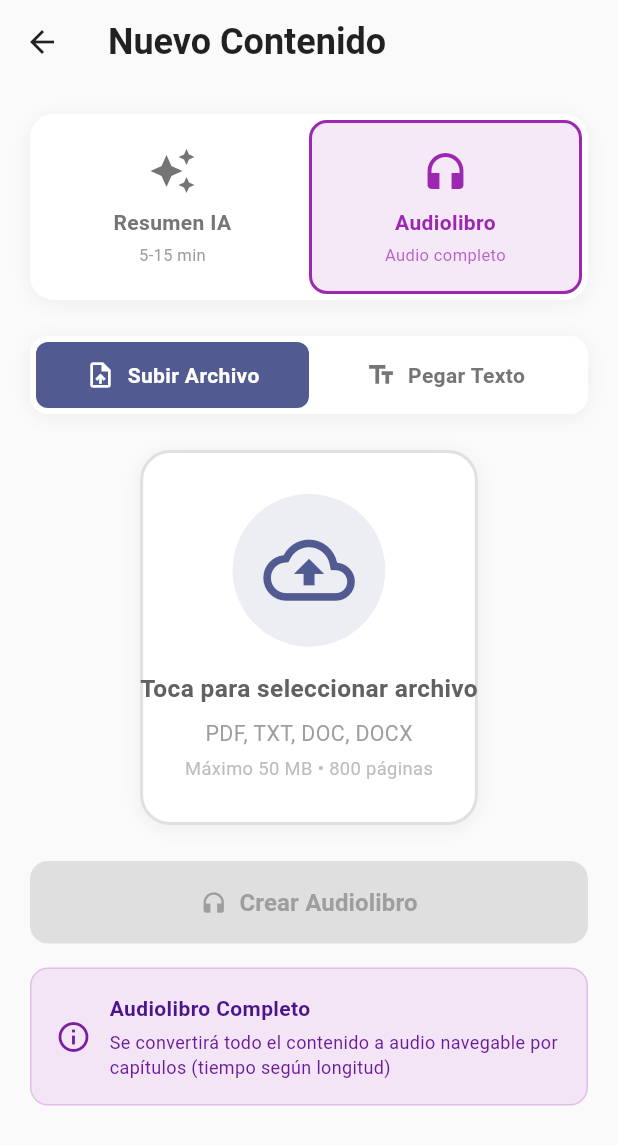
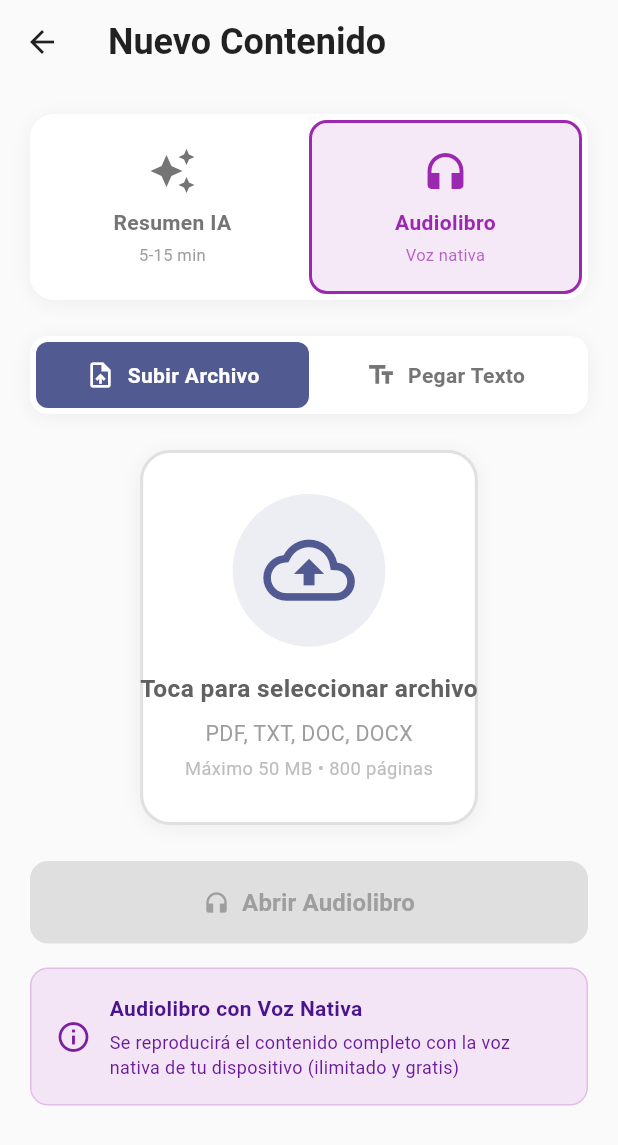
Before and after one commit to Padme2003/summary_App, a Flutter app: the UploadScreen screen opened by its route, after a tap on "Audiolibro", on a phone screen of 412 x 824 dp. Shown: the top 1145 px of the screen. Run offline on Flutter 3.47's test engine with Material 3 defaults, Android fonts, the phone set to English and light mode, and no system bars; our stand-ins replace file_picker, firebase_auth, firebase_core, firebase_messaging, flutter_local_notifications, flutter_tts and 5 more; accounts and stored records are empty.

Commit message:
feat: Configure audiobooks to use native TTS by default
Changed audiobook flow to bypass backend and use device native TTS directly:

Changes:
- Modified processing_screen.dart to skip backend call for audiobooks
- Audiobooks now go directly to player in native TTS mode
- Updated upload_screen.dart UI to clarify "Voz nativa" (Native voice)
- Changed button text from "Crear Audiolibro" to "Abrir Audiolibro"
- Added description: "ilimitado y gratis" (unlimited and free)

Benefits:
- No Google Cloud credentials needed
- No quota limits (unlimited audiobooks)
- 100% free for all users
- Works offline with device TTS
- Faster processing (no backend call)

This simplifies the audiobook feature and makes it accessible without
any external dependencies or costs.

```diff
--- a/sumly_app/lib/screens/upload_screen.dart
+++ b/sumly_app/lib/screens/upload_screen.dart
@@ -195,7 +195,7 @@ class _UploadScreenState extends State<UploadScreen>
             child: _buildModeButton(
               label: 'Audiolibro',
               icon: Icons.headphones,
-              subtitle: 'Audio completo',
+              subtitle: 'Voz nativa',
               isSelected: _selectedMode == 1,
               color: Colors.purple,
               onTap: () => setState(() => _selectedMode = 1),
@@ -579,7 +579,7 @@ class _UploadScreenState extends State<UploadScreen>
                 ),
                 const SizedBox(width: 8),
                 Text(
-                  _selectedMode == 0 ? 'Generar Resumen' : 'Crear Audiolibro',
+                  _selectedMode == 0 ? 'Generar Resumen' : 'Abrir Audiolibro',
                   style: TextStyle(
                     fontSize: 16,
                     fontWeight: FontWeight.bold,
@@ -616,7 +616,7 @@ class _UploadScreenState extends State<UploadScreen>
                 Text(
                   _selectedMode == 0
                       ? 'Resumen Inteligente con IA'
-                      : 'Audiolibro Completo',
+                      : 'Audiolibro con Voz Nativa',
                   style: TextStyle(
                     fontSize: 14,
                     fontWeight: FontWeight.bold,
@@ -629,7 +629,7 @@ class _UploadScreenState extends State<UploadScreen>
                 Text(
                   _selectedMode == 0
                       ? 'Se generará un resumen de 3-5 páginas con los puntos clave (5-15 min de audio)'
-                      : 'Se convertirá todo el contenido a audio navegable por capítulos (tiempo según longitud)',
+                      : 'Se reproducirá el contenido completo con la voz nativa de tu dispositivo (ilimitado y gratis)',
                   style: TextStyle(
                     fontSize: 12,
                     color: _selectedMode == 0
```
Also changed, not shown: sumly_app/lib/screens/processing_screen.dart (+42 -19 lines).
